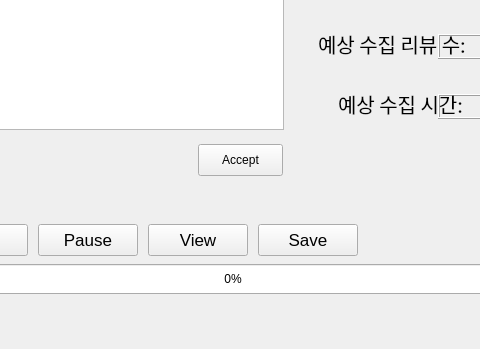
yeonseo-Jung/beauty_kr, file src/gui/form/crawlingNvRevWindow.ui: the form before one commit; both pictures show x 122 to 602 and y 126 to 475 of the 705 by 475 pixel window.
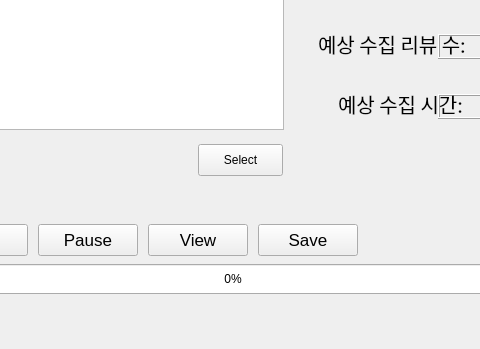
The form after the commit.

Commit message: Fix: crawling process optimization

Diff of the .ui file:
```diff
--- a/src/gui/form/crawlingNvRevWindow.ui
+++ b/src/gui/form/crawlingNvRevWindow.ui
@@ -194,7 +194,7 @@
      </font>
     </property>
     <property name="text">
-     <string>Accept</string>
+     <string>Select</string>
     </property>
    </widget>
    <widget class="QLabel" name="label_2">
```
The commit also changes 1 other file.
